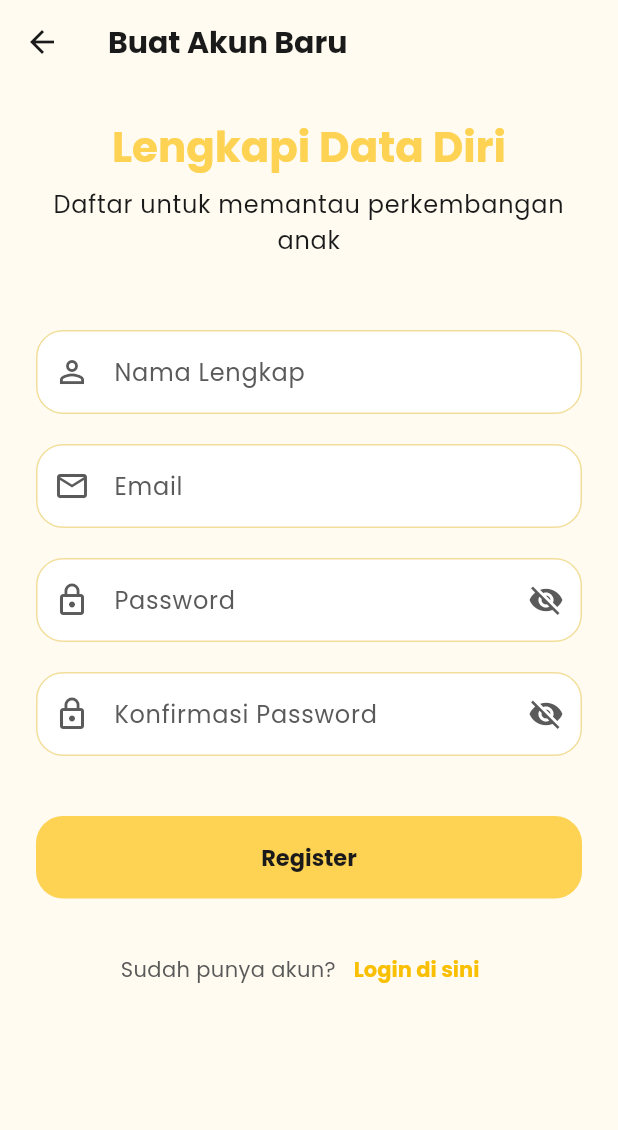
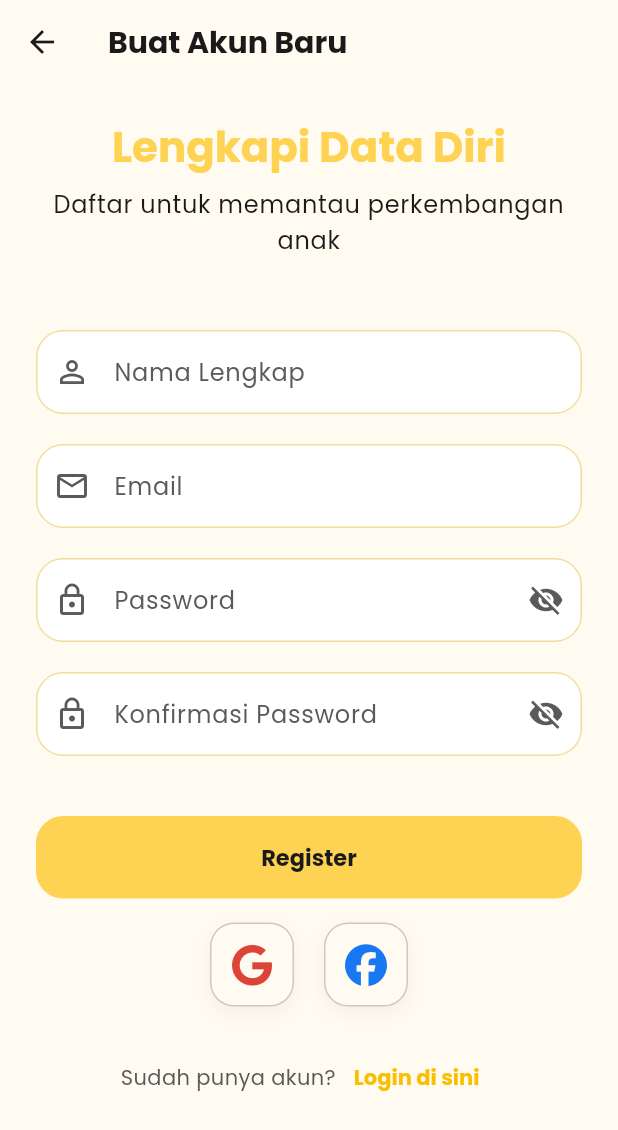
Before and after one commit to msyfk/autisme, a Flutter app: the screen it shows after launch, after a tap on "Daftar di sini", on a phone screen of 412 x 824 dp. Shown: the top 1130 px of the screen. Run offline on Flutter 3.47's test engine with Material 3 defaults, Android fonts, the phone set to English and light mode, and no system bars; our stand-ins replace flutter_dotenv, flutter_local_notifications, flutter_markdown, flutter_timezone, font_awesome_flutter, get and 4 more; accounts and stored records are empty.

Commit message:
auth login google

```diff
--- a/lib/pages/login_page.dart
+++ b/lib/pages/login_page.dart
@@ -1,9 +1,13 @@
 // lib/pages/login_page.dart
+
+import 'dart:async';
 
 import 'package:autisme/pages/main_navigation.dart';
 import 'package:autisme/pages/register_page.dart';
 import 'package:autisme/services/auth_service.dart';
 import 'package:flutter/material.dart';
+import 'package:font_awesome_flutter/font_awesome_flutter.dart';
+import 'package:supabase_flutter/supabase_flutter.dart';
 
 class LoginPage extends StatefulWidget {
   const LoginPage({super.key});
@@ -16,11 +20,26 @@ class _LoginPageState extends State<LoginPage> {
   final _emailController = TextEditingController();
   final _passwordController = TextEditingController();
   final _authService = AuthService();
+  StreamSubscription<AuthState>? _authSubscription;
   bool _isLoading = false;
   bool _obscurePassword = true;
 
   @override
+  void initState() {
+    super.initState();
+    _authSubscription = _authService.authStateChanges.listen((data) {
+      if (data.session != null && mounted) {
+        Navigator.pushReplacement(
+          context,
+          MaterialPageRoute(builder: (context) => const MainNavigation()),
+        );
+      }
+    });
+  }
+
+  @override
   void dispose() {
+    _authSubscription?.cancel();
     _emailController.dispose();
     _passwordController.dispose();
     super.dispose();
@@ -60,6 +79,22 @@ class _LoginPageState extends State<LoginPage> {
         errorMessage = 'Silakan verifikasi email Anda terlebih dahulu';
       }
       _showSnackBar(errorMessage, isError: true);
+    } finally {
+      if (mounted) {
+        setState(() => _isLoading = false);
+      }
+    }
+  }
+
+  Future<void> _handleSocialLogin(Future<bool> Function() signIn) async {
+    setState(() => _isLoading = true);
+    try {
+      final launched = await signIn();
+      if (!launched) {
+        _showSnackBar('Gagal membuka halaman login sosial', isError: true);
+      }
+    } catch (e) {
+      _showSnackBar('Login sosial gagal: ${e.toString()}', isError: true);
     } finally {
       if (mounted) {
         setState(() => _isLoading = false);
@@ -186,6 +221,30 @@ class _LoginPageState extends State<LoginPage> {
                       : const Text('Login'),
                 ),
               ),
+              const SizedBox(height: 16),
+              Row(
+                mainAxisAlignment: MainAxisAlignment.center,
+                children: [
+                  _buildMiniSocialButton(
+                    icon: FontAwesomeIcons.google,
+                    color: const Color(0xFFDB4437), // Google Red
+                    onPressed: _isLoading
+                        ? null
+                        : () =>
+                              _handleSocialLogin(_authService.signInWithGoogle),
+                  ),
+                  const SizedBox(width: 20),
+                  _buildMiniSocialButton(
+                    icon: FontAwesomeIcons.facebook,
+                    color: const Color(0xFF1877F2), // Facebook Blue
+                    onPressed: _isLoading
+                        ? null
+                        : () => _handleSocialLogin(
+                            _authService.signInWithFacebook,
+                          ),
+                  ),
+                ],
+              ),
               const SizedBox(height: 24),
 
               // Link ke Register
@@ -218,4 +277,34 @@ class _LoginPageState extends State<LoginPage> {
       ),
     );
   }
+
+  Widget _buildMiniSocialButton({
+    required dynamic icon,
+    required Color color,
+    required VoidCallback? onPressed,
+  }) {
+    return InkWell(
+      onTap: onPressed,
+      borderRadius: BorderRadius.circular(16),
+      child: Container(
+        width: 56,
+        height: 56,
+        decoration: BoxDecoration(
+          color: Theme.of(context).colorScheme.surface,
+          borderRadius: BorderRadius.circular(16),
+          boxShadow: [
+            BoxShadow(
+              color: Colors.black.withValues(alpha: 0.05),
+              blurRadius: 10,
+              offset: const Offset(0, 4),
+            ),
+          ],
+          border: Border.all(
+            color: Theme.of(context).colorScheme.outline.withValues(alpha: 0.2),
+          ),
+        ),
+        child: Center(child: FaIcon(icon, size: 28, color: color)),
+      ),
+    );
+  }
 }
--- a/lib/pages/profile_page.dart
+++ b/lib/pages/profile_page.dart
@@ -212,7 +212,7 @@ class _ProfilePageState extends State<ProfilePage> {
                                     ),
                                   ),
                                   subtitle: Text(
-                                    '${child['age_months'] ?? '-'} Bulan • ${child['gender'] == 'L'
+                                    '${child['age_months'] ?? child['age'] ?? '-'} Bulan • ${child['gender'] == 'L'
                                         ? 'Laki-laki'
                                         : child['gender'] == 'P'
                                         ? 'Perempuan'
--- a/lib/pages/register_page.dart
+++ b/lib/pages/register_page.dart
@@ -1,8 +1,13 @@
 // lib/pages/register_page.dart
 
+import 'dart:async';
+
 import 'package:autisme/pages/login_page.dart';
+import 'package:autisme/pages/main_navigation.dart';
 import 'package:autisme/services/auth_service.dart';
 import 'package:flutter/material.dart';
+import 'package:font_awesome_flutter/font_awesome_flutter.dart';
+import 'package:supabase_flutter/supabase_flutter.dart';
 
 class RegisterPage extends StatefulWidget {
   const RegisterPage({super.key});
@@ -17,12 +22,27 @@ class _RegisterPageState extends State<RegisterPage> {
   final _passwordController = TextEditingController();
   final _confirmPasswordController = TextEditingController();
   final _authService = AuthService();
+  StreamSubscription<AuthState>? _authSubscription;
   bool _isLoading = false;
   bool _obscurePassword = true;
   bool _obscureConfirmPassword = true;
 
   @override
+  void initState() {
+    super.initState();
+    _authSubscription = _authService.authStateChanges.listen((data) {
+      if (data.session != null && mounted) {
+        Navigator.pushReplacement(
+          context,
+          MaterialPageRoute(builder: (context) => const MainNavigation()),
+        );
+      }
+    });
+  }
+
+  @override
   void dispose() {
+    _authSubscription?.cancel();
     _nameController.dispose();
     _emailController.dispose();
     _passwordController.dispose();
@@ -87,6 +107,22 @@ class _RegisterPageState extends State<RegisterPage> {
         errorMessage = 'Password terlalu lemah';
       }
       _showSnackBar(errorMessage, isError: true);
+    } finally {
+      if (mounted) {
+        setState(() => _isLoading = false);
+      }
+    }
+  }
+
+  Future<void> _handleSocialLogin(Future<bool> Function() signIn) async {
+    setState(() => _isLoading = true);
+    try {
+      final launched = await signIn();
+      if (!launched) {
+        _showSnackBar('Gagal membuka halaman login sosial', isError: true);
+      }
+    } catch (e) {
+      _showSnackBar('Login sosial gagal: ${e.toString()}', isError: true);
     } finally {
       if (mounted) {
         setState(() => _isLoading = false);
@@ -228,6 +264,30 @@ class _RegisterPageState extends State<RegisterPage> {
                       : const Text('Register'),
                 ),
               ),
+              const SizedBox(height: 16),
+              Row(
+                mainAxisAlignment: MainAxisAlignment.center,
+                children: [
+                  _buildMiniSocialButton(
+                    icon: FontAwesomeIcons.google,
+                    color: const Color(0xFFDB4437), // Google Red
+                    onPressed: _isLoading
+                        ? null
+                        : () =>
+                              _handleSocialLogin(_authService.signInWithGoogle),
+                  ),
+                  const SizedBox(width: 20),
+                  _buildMiniSocialButton(
+                    icon: FontAwesomeIcons.facebook,
+                    color: const Color(0xFF1877F2), // Facebook Blue
+                    onPressed: _isLoading
+                        ? null
+                        : () => _handleSocialLogin(
+                            _authService.signInWithFacebook,
+                          ),
+                  ),
+                ],
+              ),
               const SizedBox(height: 24),
 
               // Link ke Login
@@ -255,4 +315,34 @@ class _RegisterPageState extends State<RegisterPage> {
       ),
     );
   }
+
+  Widget _buildMiniSocialButton({
+    required dynamic icon,
+    required Color color,
+    required VoidCallback? onPressed,
+  }) {
+    return InkWell(
+      onTap: onPressed,
+      borderRadius: BorderRadius.circular(16),
+      child: Container(
+        width: 56,
+        height: 56,
+        decoration: BoxDecoration(
+          color: Theme.of(context).colorScheme.surface,
+          borderRadius: BorderRadius.circular(16),
+          boxShadow: [
+            BoxShadow(
+              color: Colors.black.withValues(alpha: 0.05),
+              blurRadius: 10,
+              offset: const Offset(0, 4),
+            ),
+          ],
+          border: Border.all(
+            color: Theme.of(context).colorScheme.outline.withValues(alpha: 0.2),
+          ),
+        ),
+        child: Center(child: FaIcon(icon, size: 28, color: color)),
+      ),
+    );
+  }
 }
--- a/pubspec.yaml
+++ b/pubspec.yaml
@@ -20,6 +20,8 @@ dependencies:
   flutter_dotenv: ^6.0.1
   flutter_markdown: ^0.7.7+1
   google_fonts: ^6.2.1
+  sign_in_button: ^5.0.0
+  font_awesome_flutter: ^11.0.0
 
 dev_dependencies:
   flutter_test:
```
Also changed, not shown: lib/services/auth_service.dart (+17 -0 lines), pubspec.lock, 1 other file.
